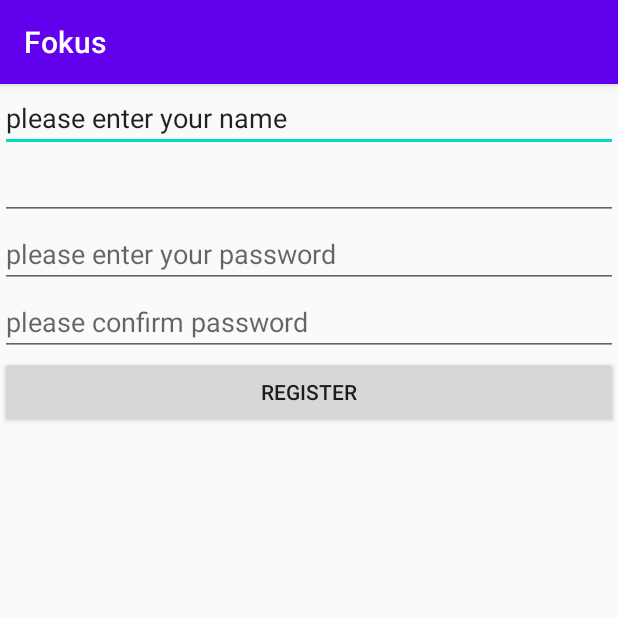
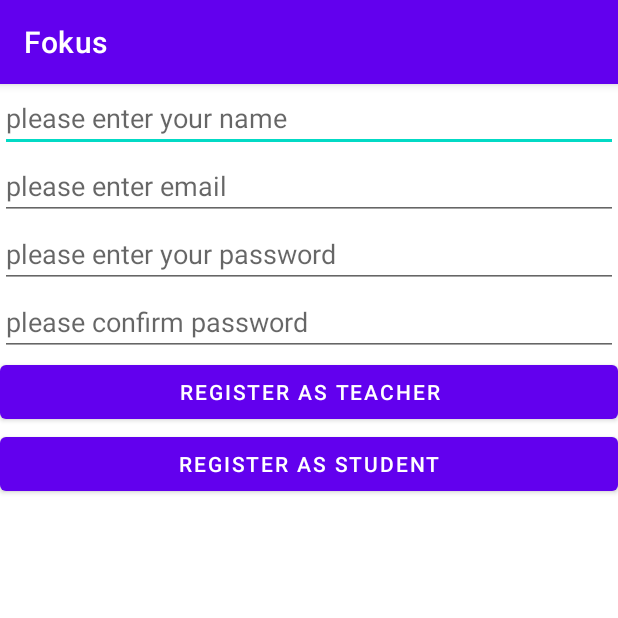
Before and after one commit to briancy02/Fokus, an Android app: the Register screen opened directly, with no data from a screen before it, on a phone screen of 412 x 824 dp, the top half of it. Run offline under Robolectric (Android 15) with nearby library versions, the phone set to English and light mode, and no system bars; libraries missing offline, so code that uses them is left out: com.backendless, com.backendless.async, com.backendless.exceptions.

Commit message:
Added Student Teacher Registration

```diff
--- a/app/build.gradle
+++ b/app/build.gradle
@@ -25,12 +25,13 @@ android {
 dependencies {
 
     implementation fileTree(dir: "libs", include: ["*.jar"])
-    implementation 'androidx.appcompat:appcompat:1.1.0'
+    implementation 'androidx.appcompat:appcompat:1.2.0'
     implementation 'androidx.constraintlayout:constraintlayout:1.1.3'
     implementation group: 'com.backendless', name: 'backendless', version: '6.0.1'
     implementation 'com.google.android.material:material:1.2.0'
     testImplementation 'junit:junit:4.12'
     androidTestImplementation 'androidx.test.ext:junit:1.1.1'
     androidTestImplementation 'androidx.test.espresso:espresso-core:3.2.0'
+    implementation 'com.google.android.material:material:1.2.0'
 
 }
--- a/app/src/main/java/com/example/fokus/Login.java
+++ b/app/src/main/java/com/example/fokus/Login.java
@@ -39,7 +39,7 @@ public class Login extends AppCompatActivity {
         etMail = findViewById(R.id.etMail);
         etPassword = findViewById(R.id.etPassword);
         btnLogin = findViewById(R.id.btnLogin);
-        btnRegister = findViewById(R.id.btnRegister);
+        btnRegister = findViewById(R.id.btnRegisterTeacher);
         btnResetPassword = findViewById(R.id.btnResetPassword);
 
         // When Login button is clicked...
--- a/app/src/main/java/com/example/fokus/Register.java
+++ b/app/src/main/java/com/example/fokus/Register.java
@@ -24,7 +24,8 @@ public class Register extends AppCompatActivity {
     private TextView tvLoad;
 
     EditText etName, etMail, etPassword, etConfirmPassword;
-    Button btnRegister;
+    Button btnRegisterTeacher, btnRegisterStudent;
+
 
     @Override
     protected void onCreate(Bundle savedInstanceState) {
@@ -40,8 +41,61 @@ public class Register extends AppCompatActivity {
         etPassword = findViewById(R.id.etPassword);
         etConfirmPassword = findViewById(R.id.etConfirmPassword);
 
-        btnRegister = findViewById(R.id.btnRegister);
-        btnRegister.setOnClickListener(new View.OnClickListener() {
+        btnRegisterTeacher = findViewById(R.id.btnRegisterTeacher);
+        btnRegisterStudent = findViewById(R.id.btnRegisterStudent);
+
+        btnRegisterTeacher.setOnClickListener(new View.OnClickListener() {
+            @Override
+            public void onClick(View view) {
+                if(etName.getText().toString().isEmpty() || etMail.getText().toString().isEmpty() ||
+                        etPassword.getText().toString().isEmpty() || etConfirmPassword.getText().toString().isEmpty())
+                {
+                    Toast.makeText(Register.this, "Please enter all details", Toast.LENGTH_SHORT).show();
+                }
+                else
+                {
+                    if(etPassword.getText().toString().trim().equals(etConfirmPassword.getText().toString().trim()))
+                    {
+                        String name = etName.getText().toString().trim();
+                        String email = etMail.getText().toString().trim();
+                        String password = etPassword.getText().toString().trim();
+
+                        BackendlessUser user = new BackendlessUser();
+                        user.setEmail(email);
+                        user.setPassword(password);
+                        user.setProperty("title", "teacher");
+                        // there are many set properties where we need to input name, teacher or student info etc.
+                        user.setProperty("name", name);
+
+                        showProgress(true);
+
+                        Backendless.UserService.register(user, new AsyncCallback<BackendlessUser>() {
+                            @Override
+                            public void handleResponse(BackendlessUser response) {
+                                showProgress(false);
+                                Toast.makeText(Register.this, "User successfully registered", Toast.LENGTH_SHORT).show();
+                                Register.this.finish();
+
+                            }
+
+                            @Override
+                            public void handleFault(BackendlessFault fault) {
+                                Toast.makeText(Register.this, "Error: " + fault.getMessage(), Toast.LENGTH_SHORT).show();
+                                showProgress(false);
+
+                            }
+                        });
+
+                    }
+                    else
+                    {
+                        Toast.makeText(Register.this, "Please make sure that your pass word and re-typed password is the same", Toast.LENGTH_SHORT).show();
+                    }
+
+                }
+            }
+        });
+        btnRegisterStudent.setOnClickListener(new View.OnClickListener() {
             @Override
             public void onClick(View view) {
                 if(etName.getText().toString().isEmpty() || etMail.getText().toString().isEmpty() ||
@@ -62,6 +116,7 @@ public class Register extends AppCompatActivity {
                         user.setPassword(password);
                         // there are many set properties where we need to input name, teacher or student info etc.
                         user.setProperty("name", name);
+                        user.setProperty("title", "student");
 
                         showProgress(true);
 
--- a/app/src/main/res/layout/activity_login.xml
+++ b/app/src/main/res/layout/activity_login.xml
@@ -65,7 +65,7 @@
         android:text="Login" />
 
     <Button
-        android:id="@+id/btnRegister"
+        android:id="@+id/btnRegisterTeacher"
         android:layout_width="match_parent"
         android:layout_height="wrap_content"
         android:text="Register" />
--- a/app/src/main/res/layout/activity_register.xml
+++ b/app/src/main/res/layout/activity_register.xml
@@ -40,14 +40,15 @@
             android:layout_width="match_parent"
             android:layout_height="wrap_content"
             android:ems="10"
-            android:inputType="textPersonName"
-            android:text="please enter your name" />
+            android:hint="please enter your name"
+            android:inputType="textPersonName" />
 
         <EditText
             android:id="@+id/etMail"
             android:layout_width="match_parent"
             android:layout_height="wrap_content"
             android:ems="10"
+            android:hint="please enter email"
             android:inputType="textEmailAddress" />
 
         <EditText
@@ -67,10 +68,18 @@
             android:inputType="textPassword" />
 
         <Button
-            android:id="@+id/btnRegister"
+            android:id="@+id/btnRegisterTeacher"
             android:layout_width="match_parent"
             android:layout_height="wrap_content"
-            android:text="Register" />
+            android:text="Register as Teacher" />
+
+        <Button
+            android:id="@+id/btnRegisterStudent"
+            android:layout_width="match_parent"
+            android:layout_height="wrap_content"
+            android:text="Register as student" />
+
+
     </LinearLayout>
 
 </LinearLayout>
--- a/app/src/main/res/values/styles.xml
+++ b/app/src/main/res/values/styles.xml
@@ -1,6 +1,6 @@
 <resources>
     <!-- Base application theme. -->
-    <style name="AppTheme" parent="Theme.AppCompat.Light.DarkActionBar">
+    <style name="AppTheme" parent="Theme.MaterialComponents.Light.DarkActionBar">
         <!-- Customize your theme here. -->
         <item name="colorPrimary">@color/colorPrimary</item>
         <item name="colorPrimaryDark">@color/colorPrimaryDark</item>
```
Also changed, not shown: 1 other file.
